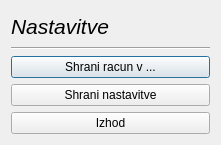
This is settings.ui in MaxMaxy/racun as Qt 5 draws it before an edit. The edited form follows.
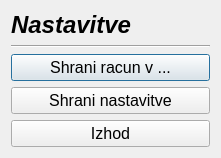
This is the edited form.

The edit to the form file:
```diff
--- a/settings.ui
+++ b/settings.ui
@@ -22,8 +22,11 @@
         <widget class="QLabel" name="label">
          <property name="font">
           <font>
-           <pointsize>16</pointsize>
+           <family>MS Sans Serif</family>
+           <pointsize>18</pointsize>
+           <weight>75</weight>
            <italic>true</italic>
+           <bold>true</bold>
           </font>
          </property>
          <property name="text">
@@ -44,6 +47,12 @@
       <layout class="QVBoxLayout" name="verticalLayout_3">
        <item>
         <widget class="QPushButton" name="pushButton_nastaviShrani">
+         <property name="font">
+          <font>
+           <family>MS Sans Serif</family>
+           <pointsize>12</pointsize>
+          </font>
+         </property>
          <property name="text">
           <string>Shrani racun v ...</string>
          </property>
@@ -51,6 +60,12 @@
        </item>
        <item>
         <widget class="QPushButton" name="pushButton_shraniV">
+         <property name="font">
+          <font>
+           <family>MS Sans Serif</family>
+           <pointsize>12</pointsize>
+          </font>
+         </property>
          <property name="text">
           <string>Shrani nastavitve</string>
          </property>
@@ -58,6 +73,12 @@
        </item>
        <item>
         <widget class="QPushButton" name="pushButton_izhod">
+         <property name="font">
+          <font>
+           <family>MS Sans Serif</family>
+           <pointsize>12</pointsize>
+          </font>
+         </property>
          <property name="text">
           <string>Izhod</string>
          </property>
```
